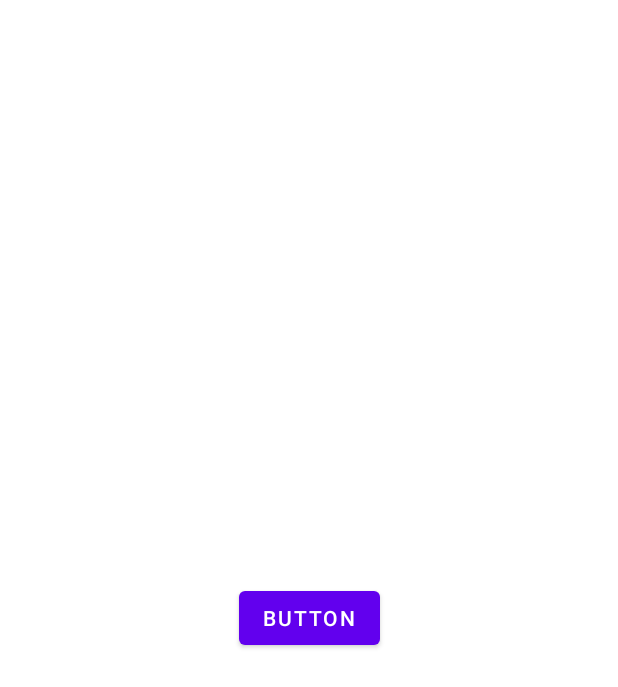
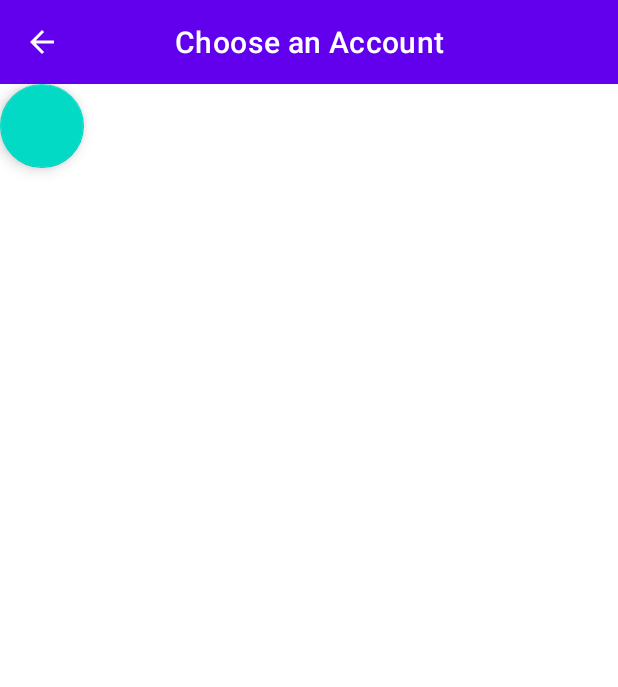
Before and after one commit to magopyan/Pocket-Finances, an Android app: the ChooseAccountActivity screen opened directly, with no data from a screen before it, on a phone screen of 412 x 824 dp. Shown: the top 687 px of the screen. Run offline under Robolectric (Android 15) with nearby library versions, the phone set to English and light mode, and no system bars; our stand-ins replace Room's generated code.

Commit message:
ViewModel and Repository for Transaction Input almost ready

```diff
--- a/Application/PocketExpenses/app/src/main/java/com/example/pocketexpenses/activities/ChooseAccountActivity.java
+++ b/Application/PocketExpenses/app/src/main/java/com/example/pocketexpenses/activities/ChooseAccountActivity.java
@@ -1,6 +1,9 @@
 package com.example.pocketexpenses.activities;
 
 import androidx.appcompat.app.AppCompatActivity;
+import androidx.lifecycle.ViewModelProvider;
+import androidx.recyclerview.widget.LinearLayoutManager;
+import androidx.recyclerview.widget.RecyclerView;
 
 import android.content.Intent;
 import android.os.Bundle;
@@ -8,20 +11,60 @@ import android.view.View;
 import android.widget.Button;
 
 import com.example.pocketexpenses.R;
+import com.example.pocketexpenses.databinding.ActivityChooseAccountBinding;
+import com.example.pocketexpenses.databinding.ActivityTransactionInputBinding;
+import com.example.pocketexpenses.entities.Account;
+import com.example.pocketexpenses.recyclers.AccountsAdapter;
+import com.example.pocketexpenses.recyclers.TransactionsAdapter;
+import com.example.pocketexpenses.viewmodels.AccountTypeViewModel;
+import com.example.pocketexpenses.viewmodels.TransactionInputViewModel;
+import com.google.android.material.appbar.MaterialToolbar;
 
 public class ChooseAccountActivity extends AppCompatActivity {
+
+    private ActivityChooseAccountBinding binding;
+    private AccountTypeViewModel oAccountTypeVM;
+    private TransactionInputViewModel oTransactionInputVM;
+    private RecyclerView recyclerView;
 
     @Override
     protected void onCreate(Bundle savedInstanceState) {
         super.onCreate(savedInstanceState);
-        setContentView(R.layout.activity_choose_account);
+        binding = ActivityChooseAccountBinding.inflate(getLayoutInflater());
+        View view = binding.getRoot();
+        setContentView(view);
 
-        Button button = findViewById(R.id.button);
-        button.setOnClickListener(new View.OnClickListener() {
+        oAccountTypeVM = new ViewModelProvider(this).get(AccountTypeViewModel.class);
+        oTransactionInputVM = new ViewModelProvider(this).get(TransactionInputViewModel.class);
+
+        binding.topAppBar.setNavigationOnClickListener(new View.OnClickListener() {
             @Override
             public void onClick(View v) {
-                Intent intent = new Intent(getApplicationContext(), TransactionInputActivity.class);
-                startActivity(intent);
+                onBackPressed();
+            }
+        });
+
+//        recyclerView = binding.recyclerView;
+//        recyclerView.setLayoutManager(new LinearLayoutManager(this));
+//       /* AccountsAdapter adapter = new AccountsAdapter()*/
+
+//        binding.floatingActionButton.setOnClickListener(new View.OnClickListener() {
+//            @Override
+//            public void onClick(View v) {
+//                Intent intent = new Intent(getApplicationContext(), TransactionInputActivity.class);
+//                Bundle bundle = new Bundle();
+//                bundle.putString("account", "Cashhhh");
+//                intent.putExtras(bundle);
+//                startActivity(intent);
+//            }
+//        });
+
+        binding.floatingActionButton.setOnClickListener(new View.OnClickListener() {
+            @Override
+            public void onClick(View v) {
+                Account account = oAccountTypeVM.getAccountByID(1);
+                oTransactionInputVM.setAccount(account);
+                onBackPressed();
             }
         });
     }
--- a/Application/PocketExpenses/app/src/main/res/layout/activity_choose_account.xml
+++ b/Application/PocketExpenses/app/src/main/res/layout/activity_choose_account.xml
@@ -1,18 +1,55 @@
 <?xml version="1.0" encoding="utf-8"?>
-<androidx.constraintlayout.widget.ConstraintLayout xmlns:android="http://schemas.android.com/apk/res/android"
+<androidx.constraintlayout.widget.ConstraintLayout
+    xmlns:android="http://schemas.android.com/apk/res/android"
     xmlns:app="http://schemas.android.com/apk/res-auto"
     xmlns:tools="http://schemas.android.com/tools"
     android:layout_width="match_parent"
     android:layout_height="match_parent"
-    tools:context=".activities.ChooseAccountActivity">
+    tools:context=".MainActivity">
 
-    <Button
-        android:id="@+id/button"
-        android:layout_width="wrap_content"
-        android:layout_height="wrap_content"
-        android:text="Button"
+    <androidx.coordinatorlayout.widget.CoordinatorLayout
+        android:id="@+id/topBarContainer"
+        app:layout_constraintTop_toTopOf="parent"
+        android:layout_width="match_parent"
+        android:layout_height="wrap_content">
+
+        <com.google.android.material.appbar.AppBarLayout
+            android:layout_width="match_parent"
+            android:layout_height="wrap_content">
+
+            <com.google.android.material.appbar.MaterialToolbar
+                android:id="@+id/topAppBar"
+                android:layout_width="match_parent"
+                android:layout_height="?attr/actionBarSize"
+                app:title="Choose an Account"
+                app:titleCentered="true"
+                app:navigationIcon="@drawable/ic_topnav_back"
+                style="@style/Widget.MaterialComponents.Toolbar.Primary"
+                />
+        </com.google.android.material.appbar.AppBarLayout>
+    </androidx.coordinatorlayout.widget.CoordinatorLayout>
+
+    <FrameLayout
+        android:id="@+id/fragmentContainer"
+        android:layout_width="match_parent"
+        android:layout_height="0dp"
         app:layout_constraintBottom_toBottomOf="parent"
         app:layout_constraintEnd_toEndOf="parent"
+        app:layout_constraintHorizontal_bias="0.5"
         app:layout_constraintStart_toStartOf="parent"
-        app:layout_constraintTop_toTopOf="parent" />
+        app:layout_constraintTop_toBottomOf="@id/topBarContainer" >
+
+        <androidx.recyclerview.widget.RecyclerView
+            android:id="@+id/recyclerView"
+            android:layout_width="match_parent"
+            android:layout_height="match_parent" />
+
+        <com.google.android.material.floatingactionbutton.FloatingActionButton
+            android:id="@+id/floatingActionButton"
+            android:layout_width="273dp"
+            android:layout_height="wrap_content"
+            android:clickable="true"
+            tools:srcCompat="@tools:sample/avatars" />
+    </FrameLayout>
+
 </androidx.constraintlayout.widget.ConstraintLayout>
```
Also changed, not shown: Application/PocketExpenses/app/src/main/java/com/example/pocketexpenses/Repository/TransactionInputRepository.java (added, +80 -0 lines), Application/PocketExpenses/app/src/main/java/com/example/pocketexpenses/activities/TransactionInputActivity.java (+9 -1 lines), Application/PocketExpenses/app/src/main/java/com/example/pocketexpenses/fragments/TransactionInputFragment.java (+15 -5 lines), Application/PocketExpenses/app/src/main/java/com/example/pocketexpenses/viewmodels/TransactionInputViewModel.java (added, +65 -0 lines).
